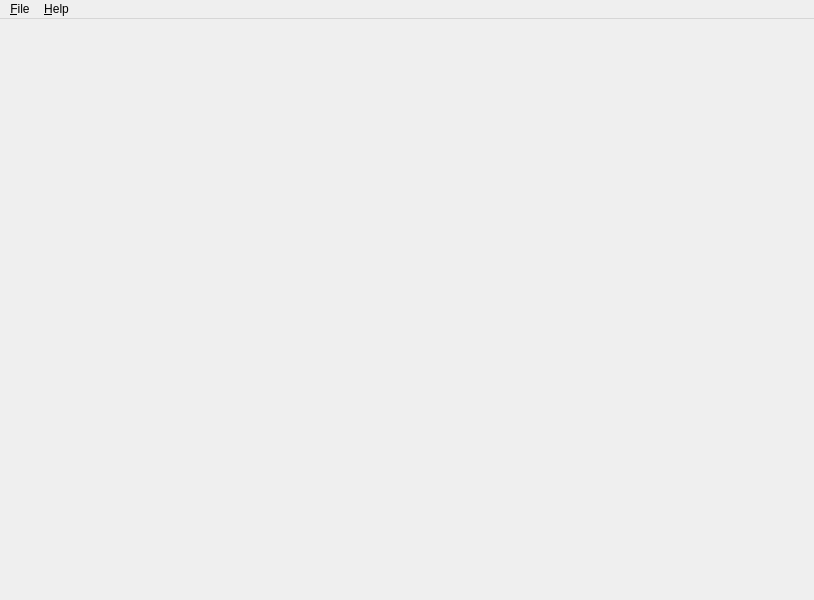
Before: the Qt Designer form yaetv/yaeMainWindow.ui in pkoshevoy/aeyae, drawn with Qt 5.
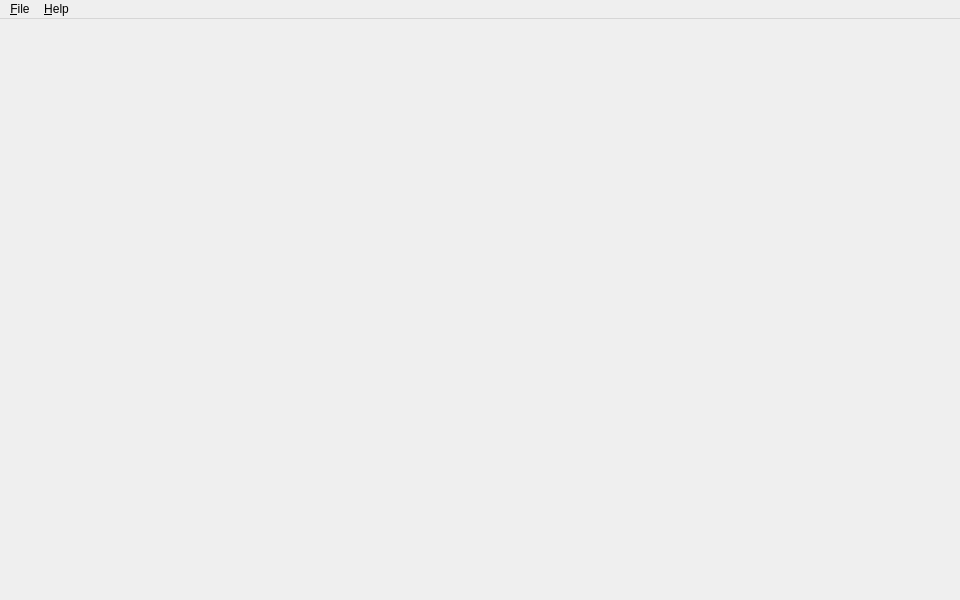
After: the same form once the commit is applied. Icons and pictures are not drawn.

What changed in the file:
```diff
--- a/yaetv/yaeMainWindow.ui
+++ b/yaetv/yaeMainWindow.ui
@@ -6,7 +6,7 @@
    <rect>
     <x>0</x>
     <y>0</y>
-    <width>814</width>
+    <width>960</width>
     <height>600</height>
    </rect>
   </property>
@@ -42,7 +42,7 @@
     <rect>
      <x>0</x>
      <y>0</y>
-     <width>814</width>
+     <width>960</width>
      <height>22</height>
     </rect>
    </property>
```
